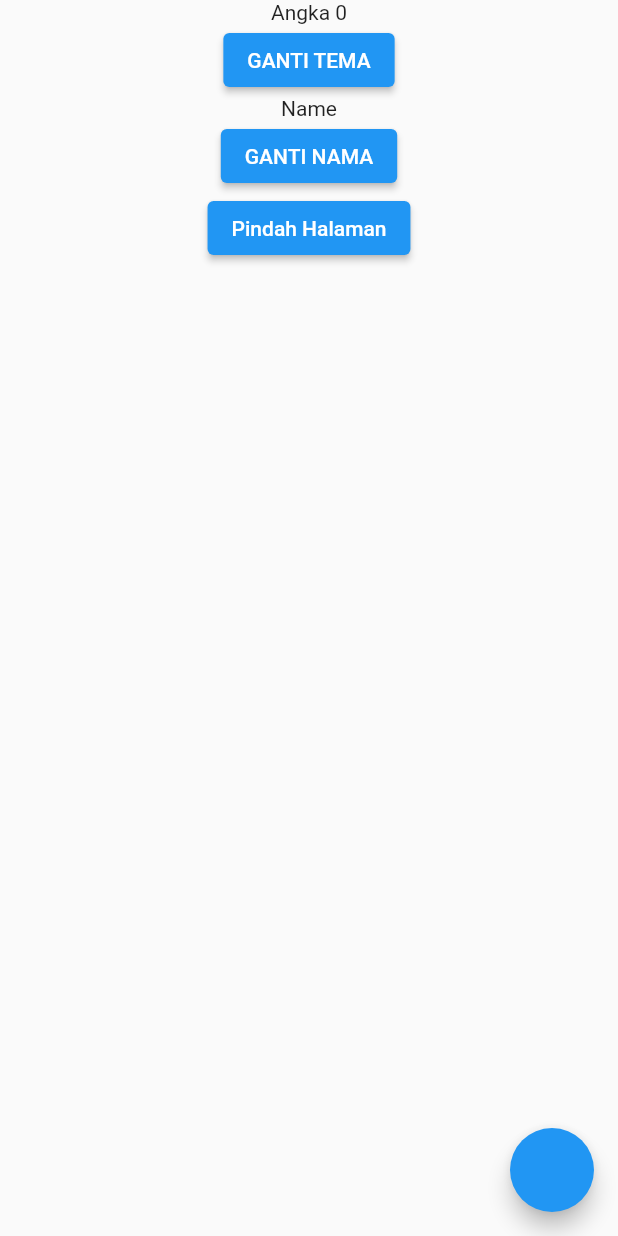
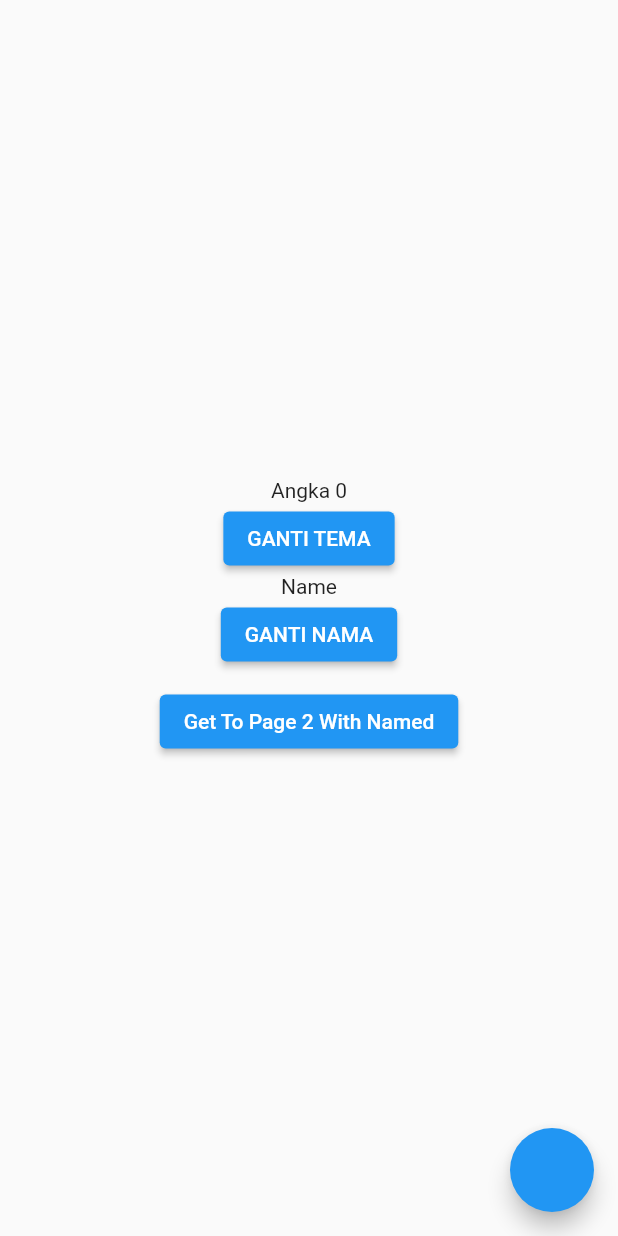
Before and after one commit to dikynugraha1111/state_get_x, a Flutter app: the screen it shows after launch, on a phone screen of 412 x 824 dp. Run offline on Flutter 3.47's test engine with Material 2 defaults, Android fonts, the phone set to English and light mode, and no system bars; our stand-ins replace get.

Commit message:
Navigation GetX with Named, Arguments, and BackValue

```diff
--- a/lib/main.dart
+++ b/lib/main.dart
@@ -1,5 +1,7 @@
 import 'package:flutter/material.dart';
 import 'package:get/get.dart';
+import 'package:state_get_x/routes/name_routes.dart';
+import 'package:state_get_x/routes/page_routes.dart';
 import 'package:state_get_x/ui/pages/text_pages.dart';
 import './get_x/counter_increament.dart';
 import 'get_x/orang_getx.dart';
@@ -21,6 +23,8 @@ class MyApp extends StatelessWidget {
     return Obx(
       () => GetMaterialApp(
         theme: counterI.isDark.value ? ThemeData.dark() : ThemeData.light(),
+        initialRoute: "/",
+        getPages: PageRoutes.pageRoutes,
         home: MyHomePage(),
       ),
     );
@@ -38,6 +42,7 @@ class MyHomePage extends StatelessWidget {
     return Scaffold(
       body: Center(
         child: Column(
+          mainAxisAlignment: MainAxisAlignment.center,
           children: [
             Obx(
               () => Text("Angka ${ci1.counter}"),
@@ -55,13 +60,12 @@ class MyHomePage extends StatelessWidget {
               },
               child: const Text("GANTI NAMA"),
             ),
+            const SizedBox(height: 10.0),
             ElevatedButton(
               onPressed: () {
-                Get.to(
-                  () => TextPages(),
-                );
+                Get.toNamed(NameRoutes.page_2);
               },
-              child: const Text("Pindah Halaman"),
+              child: const Text("Get To Page 2 With Named"),
             ),
           ],
         ),
--- /dev/null
+++ b/lib/routes/name_routes.dart
@@ -0,0 +1,7 @@
+abstract class NameRoutes {
+  static const page_1 = "/page-1";
+  static const page_2 = "/page-2";
+  static const page_3 = "/page-3";
+  static const page_4 = "/page-4";
+  static const page_5 = "/page-5";
+}
--- /dev/null
+++ b/lib/routes/page_routes.dart
@@ -0,0 +1,29 @@
+import 'package:flutter/material.dart';
+import 'package:get/get.dart';
+import 'package:state_get_x/routes/name_routes.dart';
+import 'package:state_get_x/ui/pages/page_3.dart';
+import 'package:state_get_x/ui/pages/page_4.dart';
+import 'package:state_get_x/ui/pages/text_pages.dart';
+
+import '../main.dart';
+
+class PageRoutes {
+  static final pageRoutes = [
+    GetPage(
+      name: NameRoutes.page_1,
+      page: () => MyHomePage(),
+    ),
+    GetPage(
+      name: NameRoutes.page_2,
+      page: () => TextPages(),
+    ),
+    GetPage(
+      name: NameRoutes.page_3,
+      page: () => const Page3(),
+    ),
+    GetPage(
+      name: NameRoutes.page_4,
+      page: () => const Page4(),
+    ),
+  ];
+}
```
Also changed, not shown: lib/ui/pages/page_3.dart (added, +44 -0 lines), lib/ui/pages/page_4.dart (added, +18 -0 lines), lib/ui/pages/text_pages.dart (+39 -3 lines).
